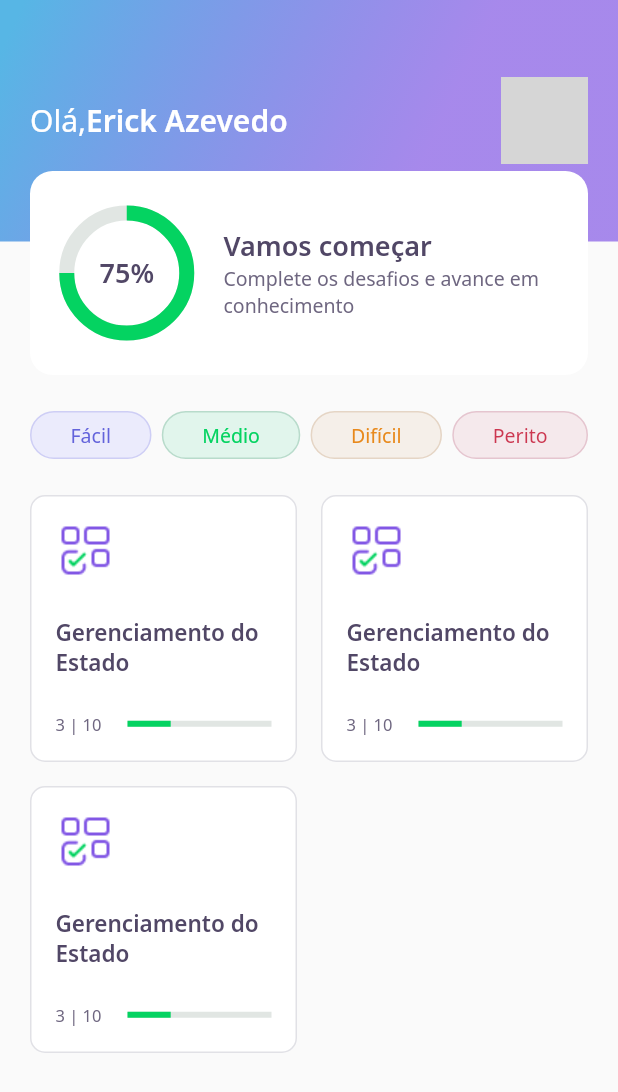
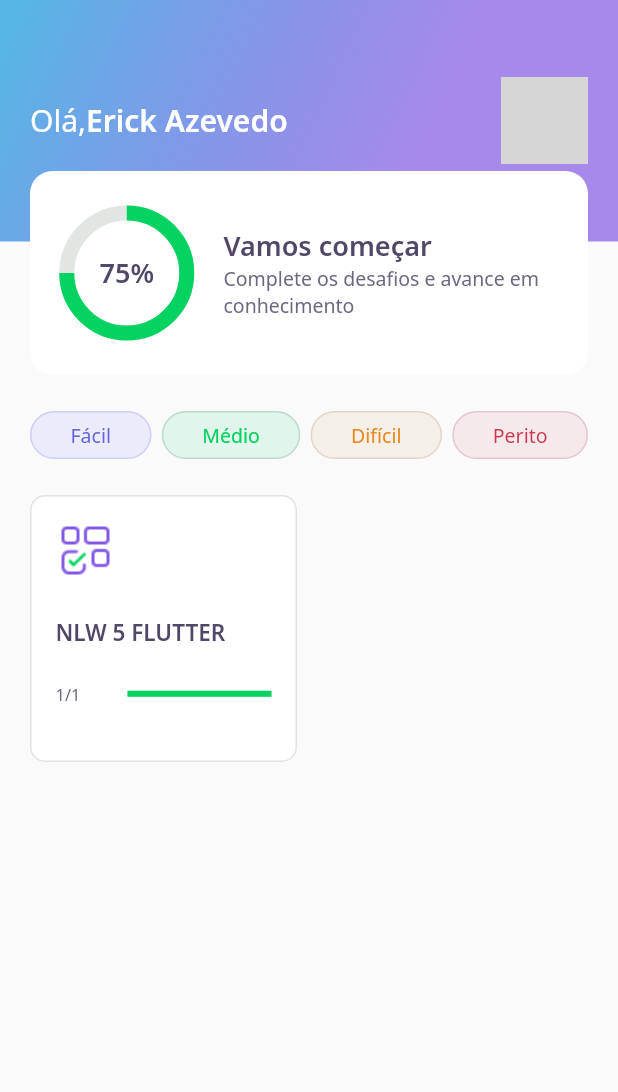
Before and after one commit to Azevedo-Erick/flutter-quizapp-NLW5, a Flutter app: the HomePage screen opened directly, on a phone screen of 412 x 824 dp. Shown: the top 1092 px of the screen. Run offline on Flutter 3.47's test engine with Material 2 defaults, Android fonts, the light colour scheme and no system bars; our stand-ins replace google_fonts; accounts and stored records are empty; network calls fail; grey boxes are pictures that could not be loaded.

Commit message:
criacao do controladores, banco de dados em JSON, adicao do gerenciamento dinamico de estado.

```diff
--- /dev/null
+++ b/assets/database/users.json
@@ -0,0 +1,5 @@
+{
+    "name":"Erick Azevedo",
+    "score": 75,
+    "photoUrl" : "https://avatars.githubusercontent.com/u/70616235?v=4"
+}
--- a/lib/core/app_widget.dart
+++ b/lib/core/app_widget.dart
@@ -8,7 +8,7 @@ class AppWidget extends StatelessWidget {
   Widget build(BuildContext context) {
     return MaterialApp(
       title: "DevQuiz",
-      home: ChallengePage(),
+      home: HomePage(),
     );
   }
 }
--- /dev/null
+++ b/lib/home/home_controller.dart
@@ -0,0 +1,33 @@
+import 'package:DevQuiz/core/app_images.dart';
+import 'package:DevQuiz/home/home_state.dart';
+import 'package:DevQuiz/shared/model/answer_model.dart';
+import 'package:DevQuiz/shared/model/question_model.dart';
+import 'package:DevQuiz/shared/model/quiz_model.dart';
+import 'package:DevQuiz/shared/model/user_model.dart';
+import 'package:flutter/foundation.dart';
+
+import 'home_repository.dart';
+
+class HomeController {
+  final stateNotifier = ValueNotifier<HomeState>(HomeState.empty);
+  set state(HomeState state) => stateNotifier.value = state;
+  HomeState get state => stateNotifier.value;
+
+  UserModel? user;
+  List<QuizModel>? quizzes;
+
+  final repository = HomeRepository();
+
+  void getUser() async {
+    state = HomeState.loading;
+
+    user = await repository.getUser();
+    state = HomeState.sucess;
+  }
+
+  void getQuizzes() async {
+    state = HomeState.loading;
+    quizzes = await repository.getQuizzes();
+    state = HomeState.sucess;
+  }
+}
--- a/lib/home/home_page.dart
+++ b/lib/home/home_page.dart
@@ -1,8 +1,13 @@
+import 'package:DevQuiz/challenge/widgets/quiz/quiz_widget.dart';
+import 'package:DevQuiz/core/core.dart';
+import 'package:DevQuiz/home/home_state.dart';
 import 'package:DevQuiz/home/widgets/app_bar/app_bar_widget.dart';
 import 'package:DevQuiz/home/widgets/level_button/level_button_widget.dart';
 import 'package:DevQuiz/home/widgets/quiz_card/quiz_card_widget.dart';
 import 'package:flutter/material.dart';
 import 'package:flutter/widgets.dart';
+
+import 'home_controller.dart';
 
 class HomePage extends StatefulWidget {
   HomePage({Key? key}) : super(key: key);
@@ -12,47 +17,70 @@ class HomePage extends StatefulWidget {
 }
 
 class _HomePageState extends State<HomePage> {
+  final controller = HomeController();
+
+  @override
+  void initState() {
+    super.initState();
+
+    controller.getUser();
+    controller.getQuizzes();
+    controller.stateNotifier.addListener(() {
+      setState((){});
+    });
+  }
+
   @override
   Widget build(BuildContext context) {
+    if (controller.state == HomeState.sucess) {
       return Scaffold(
-      appBar: AppBarWidget(),
+          appBar: AppBarWidget(
+            user: controller.user!,
+          ),
           body: Padding(
             padding: const EdgeInsets.symmetric(horizontal: 20),
-        child: Column(
-        children:[
+            child: Column(children: [
               SizedBox(height: 24),
-        Row(
-
-        mainAxisAlignment: MainAxisAlignment.spaceBetween,
-        children: [
-
-          LevelButtonWidget(label: "Fácil",),
-          LevelButtonWidget(label: "Médio",),
-          LevelButtonWidget(label: "Difícil",),
-          LevelButtonWidget(label: "Perito",),
-        ] ),
+              Row(mainAxisAlignment: MainAxisAlignment.spaceBetween, children: [
+                LevelButtonWidget(
+                  label: "Fácil",
+                ),
+                LevelButtonWidget(
+                  label: "Médio",
+                ),
+                LevelButtonWidget(
+                  label: "Difícil",
+                ),
+                LevelButtonWidget(
+                  label: "Perito",
+                ),
+              ]),
               SizedBox(height: 24),
               Expanded(
                 child: GridView.count(
                   crossAxisSpacing: 16,
                   mainAxisSpacing: 16,
                   crossAxisCount: 2,
-              children: [
-                QuizCardWidget(),
-                QuizCardWidget(),
-                QuizCardWidget(),
-              ],
+                  children: controller.quizzes!
+                      .map((e) => QuizCardWidget(
+                            title: e.title,
+                            percent: e.questionAnswered / e.questions.length,
+                            completed:
+                                "${e.questionAnswered}/${e.questions.length}",
+                          ))
+                      .toList(),
                 ),
               )
-
-        ]
-
+            ]),
+          ));
+    } else {
+      return Scaffold(
+        body: Center(
+          child: CircularProgressIndicator(
+            valueColor: AlwaysStoppedAnimation<Color>(AppColors.darkGreen),
           ),
-
-
-        )
-
+        ),
       );
-
     }
   }
+}
--- /dev/null
+++ b/lib/home/home_state.dart
@@ -0,0 +1,3 @@
+enum HomeState{
+  sucess, loading, error, empty
+}
--- a/lib/home/widgets/app_bar/app_bar_widget.dart
+++ b/lib/home/widgets/app_bar/app_bar_widget.dart
@@ -1,32 +1,33 @@
-
 import 'package:DevQuiz/core/core.dart';
 import 'package:DevQuiz/home/widgets/score_card/score_card_widget.dart';
+import 'package:DevQuiz/shared/model/user_model.dart';
 import 'package:flutter/widgets.dart';
 
-class AppBarWidget extends PreferredSize{
-  AppBarWidget() : super(
+class AppBarWidget extends PreferredSize {
+  final UserModel user;
+  AppBarWidget({required this.user})
+      : super(
           preferredSize: Size.fromHeight(250),
           child: Container(
-      height:250,
-
-        child: Stack(
-        children:[ Container(
+              height: 250,
+              child: Stack(children: [
+                Container(
                     padding: const EdgeInsets.symmetric(horizontal: 20),
                     height: 161,
                     width: double.maxFinite,
                     decoration: BoxDecoration(
                       gradient: AppGradients.linear,
                     ),
-          child:Row(
+                    child: Row(
                       mainAxisAlignment: MainAxisAlignment.spaceBetween,
                       children: [
                         Text.rich(TextSpan(
-              text:"Olá,",
+                            text: "Olá,",
                             style: AppTextStyles.title,
-              children:[
+                            children: [
                               TextSpan(
-                text: "Erick Azevedo",
-                style:AppTextStyles.titleBold,
+                                text: user.name,
+                                style: AppTextStyles.titleBold,
                               )
                             ])),
                         Container(
@@ -34,20 +35,13 @@ class AppBarWidget extends PreferredSize{
                           height: 58,
                           decoration: BoxDecoration(
                               borderRadius: BorderRadius.circular(10),
-                image: DecorationImage(image: NetworkImage('https://avatars.githubusercontent.com/u/70616235?v=4'))
-              ),
+                              image: DecorationImage(
+                                  image: NetworkImage(
+                                      user.photoUrl))),
                         )
                       ],
-          )
-      ),
-
-        Align(
-          alignment:Alignment(0.0,1.0),
-          child:ScoreCardWidget()),
-        ]
-
-      )
-    ),
+                    )),
+                Align(alignment: Alignment(0.0, 1.0), child: ScoreCardWidget()),
+              ])),
         );
-
 }
--- a/lib/home/widgets/quiz_card/quiz_card_widget.dart
+++ b/lib/home/widgets/quiz_card/quiz_card_widget.dart
@@ -6,42 +6,53 @@ import 'package:flutter/material.dart';
 import 'package:flutter/widgets.dart';
 
 class QuizCardWidget extends StatelessWidget {
-  const QuizCardWidget({Key? key}) : super(key: key);
+  final String title;
+  final String completed;
+  final double percent;
+
+  const QuizCardWidget({Key? key, required this.title, required this.completed, required this.percent}) : super(key: key);
 
   @override
   Widget build(BuildContext context) {
     return Container(
-      padding: EdgeInsets.all(16),
-      decoration: BoxDecoration(
-        border: Border.fromBorderSide(BorderSide( color: AppColors.border,),),
+        padding: EdgeInsets.all(16),
+        decoration: BoxDecoration(
+          border: Border.fromBorderSide(
+            BorderSide(
+              color: AppColors.border,
+            ),
+          ),
           color: AppColors.white,
           borderRadius: BorderRadius.circular(10),
-      ),
-      child: Column(
-        crossAxisAlignment: CrossAxisAlignment.start,
-        children:[
+        ),
+        child: Column(crossAxisAlignment: CrossAxisAlignment.start, children: [
           Container(
-            height: 40,width: 40,
+            height: 40,
+            width: 40,
             child: Image.asset(AppImages.blocks),
           ),
-          SizedBox(height: 24,),
-          Text("Gerenciamento do Estado", style: AppTextStyles.heading15,),
-          SizedBox(height: 24,),
+          SizedBox(
+            height: 24,
+          ),
+          Text(
+            title,
+            style: AppTextStyles.heading15,
+          ),
+          SizedBox(
+            height: 24,
+          ),
           Row(
             children: [
               Expanded(
                 flex: 1,
-              child: Text("3 | 10", style: AppTextStyles.body11, ),
+                child: Text(
+                  completed,
+                  style: AppTextStyles.body11,
+                ),
               ),
-              Expanded(
-
-                flex: 2,
-                child: ProgressIndicatorWidget(value: 0.3)
-
-              )
+              Expanded(flex: 2, child: ProgressIndicatorWidget(value: percent))
             ],
           )
-        ])
-    );
+        ]));
   }
 }
--- /dev/null
+++ b/lib/shared/model/quiz_model.dart
@@ -0,0 +1,63 @@
+import 'dart:convert';
+
+import 'package:DevQuiz/shared/model/question_model.dart';
+
+enum Level { facil, medio, dificil, perito }
+
+extension levelStringExtension on String {
+  Level get levelParse => {
+        "facil": Level.facil,
+        "medio": Level.medio,
+        "dificil": Level.dificil,
+        "perito": Level.perito
+      }[this]!;
+}
+
+extension levelExtension on Level {
+  String get parse => {
+         Level.facil: "facil",
+         Level.medio:"medio",
+         Level.dificil:"dificil",
+         Level.perito:"perito"
+      }[this]!;
+}
+
+class QuizModel {
+  final String title;
+  final List<QuestionModel> questions;
+  final int questionAnswered;
+  final String image;
+  final Level level;
+  QuizModel(
+      {required this.title,
+      required this.questions,
+      this.questionAnswered = 0,
+      required this.image,
+      required this.level});
+
+  Map<String, dynamic> toMap() {
+    return {
+      'title': title,
+      'questions': questions.map((x) => x.toMap()).toList(),
+      'questionAnswered': questionAnswered,
+      'image': image,
+      'level': level.parse,
+    };
+  }
+
+  factory QuizModel.fromMap(Map<String, dynamic> map) {
+    return QuizModel(
+      title: map['title'],
+      questions: List<QuestionModel>.from(
+          map['questions']?.map((x) => QuestionModel.fromMap(x))),
+      questionAnswered: map['questionAnswered'],
+      image: map['image'],
+      level: map['level'].toString().levelParse,
+    );
+  }
+
+  String toJson() => json.encode(toMap());
+
+  factory QuizModel.fromJson(String source) =>
+      QuizModel.fromMap(json.decode(source));
+}
--- /dev/null
+++ b/lib/shared/model/user_model.dart
@@ -0,0 +1,29 @@
+import 'dart:convert';
+
+class UserModel {
+  final String name;
+  final String photoUrl;
+  final int score;
+
+  UserModel({required this.name, required this.photoUrl, this.score = 0});
+
+  Map<String, dynamic> toMap() {
+    return {
+      'name': name,
+      'photoUrl': photoUrl,
+      'score': score,
+    };
+  }
+
+  factory UserModel.fromMap(Map<String, dynamic> map) {
+    return UserModel(
+      name: map['name'],
+      photoUrl: map['photoUrl'],
+      score: map['score'],
+    );
+  }
+
+  String toJson() => json.encode(toMap());
+
+  factory UserModel.fromJson(String source) => UserModel.fromMap(json.decode(source));
+}
--- a/pubspec.yaml
+++ b/pubspec.yaml
@@ -18,5 +18,5 @@ dev_dependencies:
 flutter:
   assets:
     - assets/images/
-
+    - assets/database/
   uses-material-design: true
```
Also changed, not shown: assets/database/quizzes.json (added, +19 -0 lines), lib/home/home_repository.dart (added, +20 -0 lines), lib/shared/model/answer_model.dart (added, +26 -0 lines), lib/shared/model/question_model.dart (added, +28 -0 lines). Lines whose indentation alone changed are shown as unchanged.
